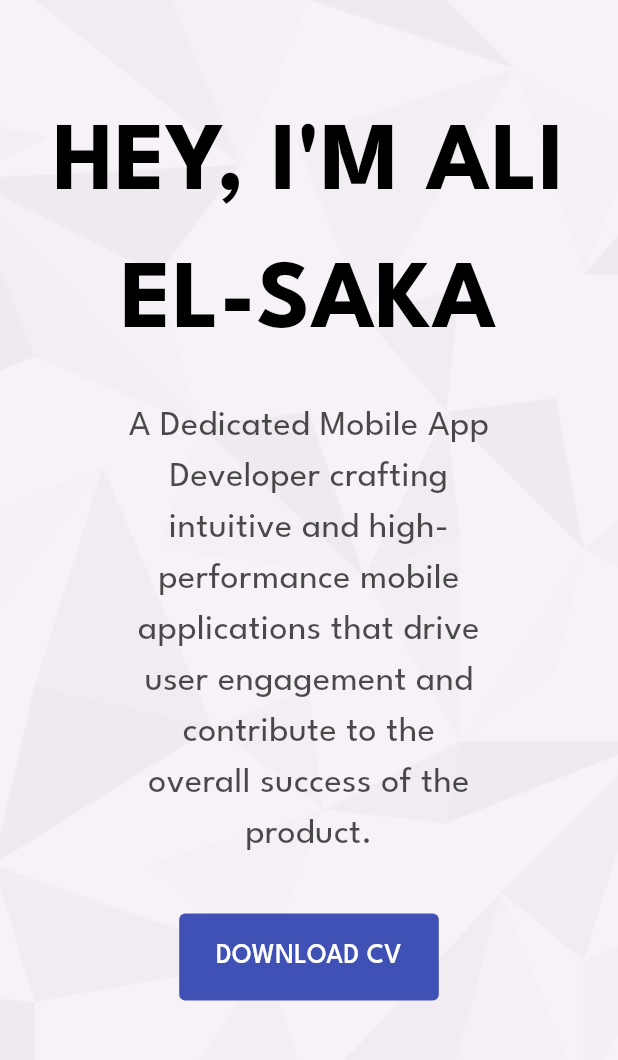
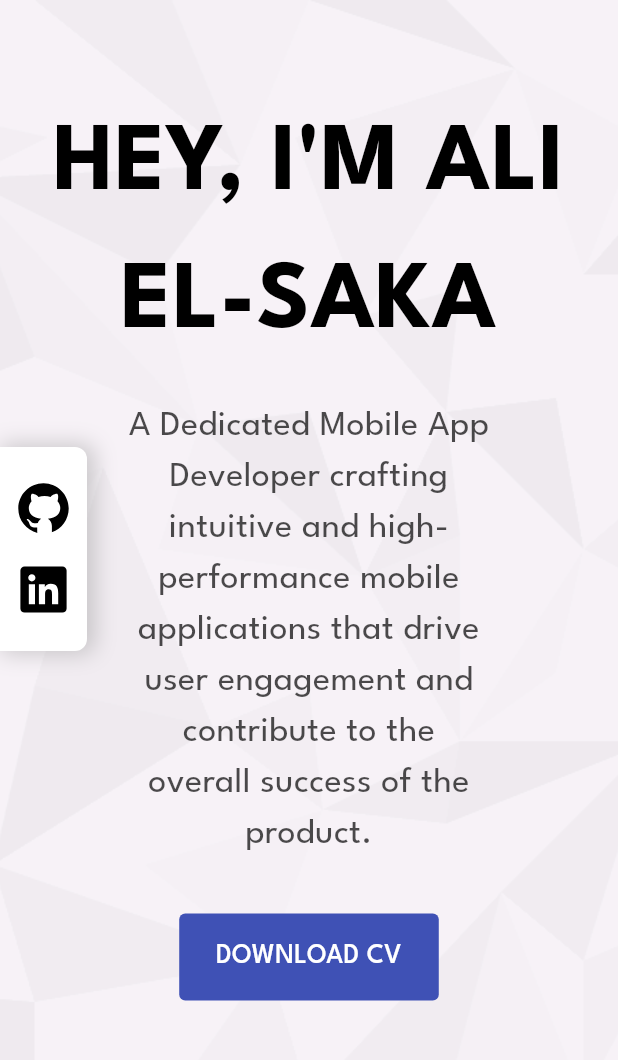
Before and after one commit to AliEl-Saka/portfolio, a Flutter app: the screen it shows after launch, on a phone screen of 412 x 824 dp, the part 138-1198 px from its top. Run offline on Flutter 3.47's test engine with Material 3 defaults, Android fonts, the phone set to English and light mode, and no system bars; our stand-ins replace flutter_svg, responsive_builder.

Commit message:
add social media bar in home section

```diff
--- a/lib/views/sections/home_section.dart
+++ b/lib/views/sections/home_section.dart
@@ -1,8 +1,7 @@
 import 'package:flutter/material.dart';
-import 'package:portfolio/core/widgets/custom_text.dart';
 import 'package:portfolio/widgets/home_section/home_seciton_decoration.dart';
 import 'package:portfolio/widgets/home_section/home_section_content.dart';
-import 'package:responsive_builder/responsive_builder.dart';
+import 'package:portfolio/widgets/home_section/social_media_bar/social_media_bar.dart';
 
 class HomeSection extends StatelessWidget {
   const HomeSection({super.key, required this.responsiveNavBarKey});
@@ -14,11 +13,20 @@ class HomeSection extends StatelessWidget {
       RenderBox renderBox =
           responsiveNavBarKey.currentContext!.findRenderObject() as RenderBox;
       double navBarHeight = renderBox.size.height;
-      return Container(
-        height: MediaQuery.of(context).size.height - navBarHeight,
-        width: double.infinity,
-        decoration: homeSectionDecoration(),
-        child: const HomeSectionContent(),
+      return Stack(
+        alignment: Alignment.center,
+        children: [
+          Container(
+            height: MediaQuery.of(context).size.height - navBarHeight,
+            width: double.infinity,
+            decoration: homeSectionDecoration(),
+            child: const HomeSectionContent(),
+          ),
+          const Positioned(
+            left: 0,
+            child: SocialMediaBar(),
+          ),
+        ],
       );
     });
   }
--- /dev/null
+++ b/lib/widgets/home_section/social_media_bar/social_media_bar.dart
@@ -0,0 +1,18 @@
+import 'package:flutter/material.dart';
+import 'package:portfolio/widgets/home_section/social_media_bar/social_media_bar_content.dart';
+import 'package:portfolio/widgets/home_section/social_media_bar/social_media_bar_decoration.dart';
+
+class SocialMediaBar extends StatelessWidget {
+  const SocialMediaBar({
+    super.key,
+  });
+
+  @override
+  Widget build(BuildContext context) {
+    return Container(
+      padding: const EdgeInsets.symmetric(horizontal: 8, vertical: 20),
+      decoration: socialMediaBarDecoration(),
+      child: const SocialMediaBarContent(),
+    );
+  }
+}
--- /dev/null
+++ b/lib/widgets/home_section/social_media_bar/social_media_bar_content.dart
@@ -0,0 +1,31 @@
+import 'package:flutter/material.dart';
+import 'package:flutter_svg/svg.dart';
+
+class SocialMediaBarContent extends StatelessWidget {
+  const SocialMediaBarContent({
+    super.key,
+  });
+
+  @override
+  Widget build(BuildContext context) {
+    return Column(
+      mainAxisAlignment: MainAxisAlignment.center,
+      mainAxisSize: MainAxisSize.min,
+      children: [
+        SvgPicture.asset(
+          'assets/images/social icons/github.svg',
+          height: 42,
+          width: 42,
+        ),
+        const SizedBox(
+          height: 12,
+        ),
+        SvgPicture.asset(
+          'assets/images/social icons/linkedin.svg',
+          height: 42,
+          width: 42,
+        ),
+      ],
+    );
+  }
+}
--- /dev/null
+++ b/lib/widgets/home_section/social_media_bar/social_media_bar_decoration.dart
@@ -0,0 +1,18 @@
+  import 'package:flutter/material.dart';
+
+BoxDecoration socialMediaBarDecoration() {
+    return BoxDecoration(
+      color: Colors.white,
+      borderRadius: const BorderRadius.only(
+          bottomRight: Radius.circular(8),
+          topRight: Radius.circular(8)),
+      boxShadow: [
+        BoxShadow(
+          color: Colors.grey.withOpacity(0.5),
+          spreadRadius: 2,
+          blurRadius: 12,
+          offset: const Offset(3, 0), // changes position of shadow
+        ),
+      ],
+    );
+  }
--- a/pubspec.yaml
+++ b/pubspec.yaml
@@ -32,6 +32,7 @@ dependencies:
   flutter:
     sdk: flutter
   flutter_bloc: ^8.1.6
+  flutter_svg: ^2.0.10+1
   responsive_builder: ^0.7.1
   shared_preferences: ^2.2.3
   url_launcher: ^6.3.0
@@ -53,6 +54,7 @@ flutter:
   # To add assets to your application, add an assets section, like this:
   assets:
     - assets/images/
+    - assets/images/social icons/
   #   - images/a_dot_ham.jpeg
   # An image asset can refer to one or more resolution-specific "variants", see
   # https://flutter.dev/assets-and-images/#resolution-aware
```
Also changed, not shown: assets/images/social icons/github.svg (added), assets/images/social icons/icons8-telegram-120.svg (added), assets/images/social icons/linkedin.svg (added), pubspec.lock.
